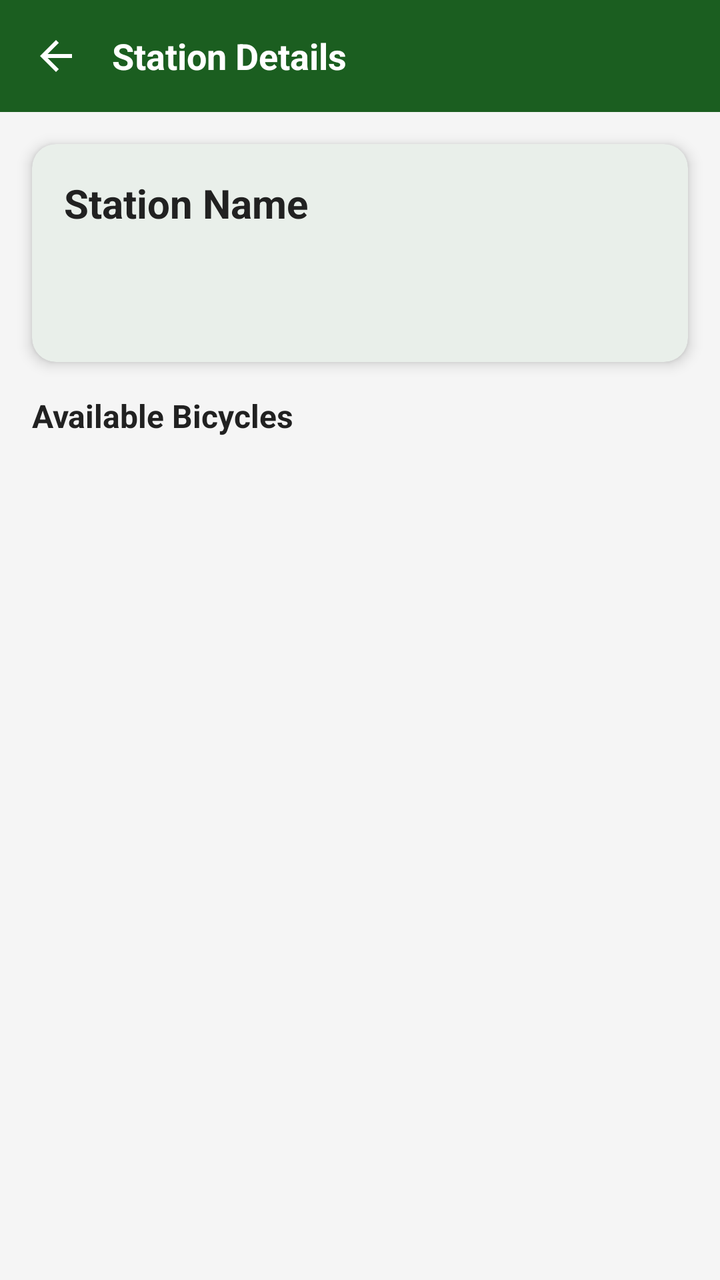
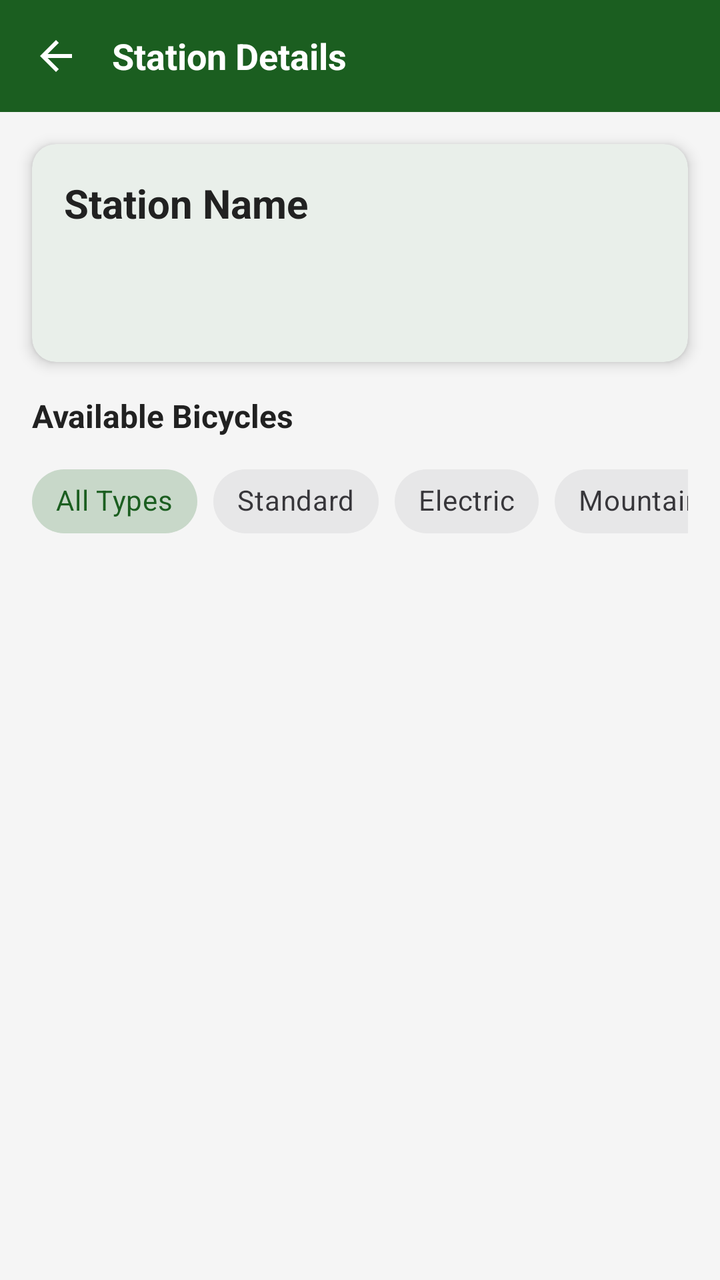

The first picture is an Android layout as it rendered before a commit; the second is the same layout after the commit. The layout source and the unified diff follow.
<!-- AndroidManifest.xml: application theme Theme.BicycleBookingApp -->
<!-- res/layout/fragment_station_detail.xml -->
<?xml version="1.0" encoding="utf-8"?>
<LinearLayout xmlns:android="http://schemas.android.com/apk/res/android"
    xmlns:app="http://schemas.android.com/apk/res-auto"
    android:layout_width="match_parent"
    android:layout_height="match_parent"
    android:background="@color/colorBackground"
    android:orientation="vertical">

    
    <LinearLayout
        android:layout_width="match_parent"
        android:layout_height="56dp"
        android:background="@color/colorPrimary"
        android:gravity="center_vertical"
        android:orientation="horizontal"
        android:paddingStart="8dp"
        android:paddingEnd="16dp">

        <ImageView
            android:id="@+id/ivBack"
            android:layout_width="40dp"
            android:layout_height="40dp"
            android:src="@drawable/ic_back"
            android:contentDescription="Back"
            android:padding="8dp"
            android:tint="@color/white" />

        <TextView
            android:layout_width="0dp"
            android:layout_height="wrap_content"
            android:layout_weight="1"
            android:layout_marginStart="8dp"
            android:text="Station Details"
            android:textColor="@color/white"
            android:textSize="18sp"
            android:textStyle="bold" />
    </LinearLayout>

    
    <com.google.android.material.card.MaterialCardView
        style="@style/CardStyle"
        android:layout_width="match_parent"
        android:layout_height="wrap_content"
        android:layout_margin="16dp">

        <LinearLayout
            android:layout_width="match_parent"
            android:layout_height="wrap_content"
            android:orientation="vertical"
            android:padding="16dp">

            <TextView
                android:id="@+id/tvStationName"
                android:layout_width="wrap_content"
                android:layout_height="wrap_content"
                android:text="Station Name"
                android:textColor="@color/colorTextPrimary"
                android:textSize="20sp"
                android:textStyle="bold" />

            <TextView
                android:id="@+id/tvAddress"
                android:layout_width="wrap_content"
                android:layout_height="wrap_content"
                android:layout_marginTop="4dp"
                android:textColor="@color/colorTextSecondary"
                android:textSize="14sp" />

            <TextView
                android:id="@+id/tvAvailableCount"
                android:layout_width="wrap_content"
                android:layout_height="wrap_content"
                android:layout_marginTop="8dp"
                android:textColor="@color/colorAvailable"
                android:textSize="14sp"
                android:textStyle="bold" />
        </LinearLayout>
    </com.google.android.material.card.MaterialCardView>

    <TextView
        android:layout_width="wrap_content"
        android:layout_height="wrap_content"
        android:layout_marginStart="16dp"
        android:layout_marginBottom="8dp"
        android:text="Available Bicycles"
        android:textColor="@color/colorTextPrimary"
        android:textSize="16sp"
        android:textStyle="bold" />

    <ProgressBar
        android:id="@+id/progressBar"
        android:layout_width="wrap_content"
        android:layout_height="wrap_content"
        android:layout_gravity="center_horizontal"
        android:visibility="gone" />

    <TextView
        android:id="@+id/tvNoBicycles"
        android:layout_width="match_parent"
        android:layout_height="wrap_content"
        android:gravity="center"
        android:padding="32dp"
        android:text="@string/error_no_bicycles"
        android:textColor="@color/colorTextSecondary"
        android:textSize="14sp"
        android:visibility="gone" />

    <androidx.recyclerview.widget.RecyclerView
        android:id="@+id/rvBicycles"
        android:layout_width="match_parent"
        android:layout_height="0dp"
        android:layout_weight="1"
        android:clipToPadding="false"
        android:paddingStart="8dp"
        android:paddingEnd="8dp"
        android:paddingBottom="16dp" />

</LinearLayout>
<!-- resources referenced by this layout -->
<resources>
  <color name="colorAvailable">#4CAF50</color>
  <color name="colorBackground">#F5F5F5</color>
  <color name="colorPrimary">#1B5E20</color>
  <color name="colorTextPrimary">#212121</color>
  <color name="colorTextSecondary">#757575</color>
  <color name="white">#FFFFFFFF</color>
  <!-- drawable ic_back (drawable) -->
  <?xml version="1.0" encoding="utf-8"?>
  <vector xmlns:android="http://schemas.android.com/apk/res/android"
      android:width="24dp"
      android:height="24dp"
      android:viewportWidth="24"
      android:viewportHeight="24">
      <path
          android:fillColor="@android:color/black"
          android:pathData="M20,11H7.83l5.59,-5.59L12,4l-8,8 8,8 1.41,-1.41L7.83,13H20v-2z" />
  </vector>
  <string name="error_no_bicycles">No bicycles available at this station</string>
  <style name="CardStyle" parent="Widget.Material3.CardView.Elevated">
          <item name="cardCornerRadius">12dp</item>
          <item name="cardElevation">4dp</item>
          <item name="cardBackgroundColor">@color/colorCardBackground</item>
      </style>
  <style name="Theme.BicycleBookingApp" parent="Base.Theme.BicycleBookingApp" />
  <color name="colorCardBackground">#FFFFFF</color>
  <style name="Base.Theme.BicycleBookingApp" parent="Theme.Material3.Light.NoActionBar">
          <item name="colorPrimary">@color/colorPrimary</item>
          <item name="colorPrimaryVariant">@color/colorPrimaryDark</item>
          <item name="colorOnPrimary">@color/white</item>
          <item name="colorSecondary">@color/colorAccent</item>
          <item name="colorOnSecondary">@color/white</item>
          <item name="android:colorBackground">@color/colorBackground</item>
          <item name="colorSurface">@color/colorSurface</item>
          <item name="android:statusBarColor">@color/colorPrimary</item>
          <item name="android:navigationBarColor">@color/white</item>
      </style>
  <color name="colorPrimaryDark">#003300</color>
  <color name="colorAccent">#FF6F00</color>
  <color name="colorSurface">#FFFFFF</color>
</resources>

<!-- the commit's change to res/layout/fragment_station_detail.xml (unified diff, before → after) -->
@@ -87,6 +87,52 @@
         android:textSize="16sp"
         android:textStyle="bold" />
 
+    
+    <HorizontalScrollView
+        android:layout_width="match_parent"
+        android:layout_height="wrap_content"
+        android:layout_marginHorizontal="16dp"
+        android:layout_marginBottom="8dp"
+        android:scrollbars="none">
+
+        <com.google.android.material.chip.ChipGroup
+            android:id="@+id/chipGroupBicycleType"
+            android:layout_width="wrap_content"
+            android:layout_height="wrap_content"
+            app:singleSelection="true">
+
+            <com.google.android.material.chip.Chip
+                android:id="@+id/chipAll"
+                style="@style/Widget.MaterialComponents.Chip.Choice"
+                android:layout_width="wrap_content"
+                android:layout_height="wrap_content"
+                android:checked="true"
+                android:text="All Types" />
+
+            <com.google.android.material.chip.Chip
+                android:id="@+id/chipStandard"
+                style="@style/Widget.MaterialComponents.Chip.Choice"
+                android:layout_width="wrap_content"
+                android:layout_height="wrap_content"
+                android:text="Standard" />
+
+            <com.google.android.material.chip.Chip
+                android:id="@+id/chipElectric"
+                style="@style/Widget.MaterialComponents.Chip.Choice"
+                android:layout_width="wrap_content"
+                android:layout_height="wrap_content"
+                android:text="Electric" />
+
+            <com.google.android.material.chip.Chip
+                android:id="@+id/chipMountain"
+                style="@style/Widget.MaterialComponents.Chip.Choice"
+                android:layout_width="wrap_content"
+                android:layout_height="wrap_content"
+                android:text="Mountain" />
+
+        </com.google.android.material.chip.ChipGroup>
+    </HorizontalScrollView>
+
     <ProgressBar
         android:id="@+id/progressBar"
         android:layout_width="wrap_content"
@@ -94,16 +140,32 @@
         android:layout_gravity="center_horizontal"
         android:visibility="gone" />
 
-    <TextView
-        android:id="@+id/tvNoBicycles"
+    <LinearLayout
+        android:id="@+id/layoutEmpty"
         android:layout_width="match_parent"
         android:layout_height="wrap_content"
         android:gravity="center"
+        android:orientation="vertical"
         android:padding="32dp"
-        android:text="@string/error_no_bicycles"
-        android:textColor="@color/colorTextSecondary"
-        android:textSize="14sp"
-        android:visibility="gone" />
+        android:visibility="gone">
+
+        <TextView
+            android:id="@+id/tvNoBicycles"
+            android:layout_width="wrap_content"
+            android:layout_height="wrap_content"
+            android:gravity="center"
+            android:text="@string/error_no_bicycles"
+            android:textColor="@color/colorTextSecondary"
+            android:textSize="14sp" />
+
+        <com.google.android.material.button.MaterialButton
+            android:id="@+id/btnRetryBicycles"
+            style="@style/SecondaryButton"
+            android:layout_width="wrap_content"
+            android:layout_height="wrap_content"
+            android:layout_marginTop="12dp"
+            android:text="Refresh Availability" />
+    </LinearLayout>
 
     <androidx.recyclerview.widget.RecyclerView
         android:id="@+id/rvBicycles"
<!-- resource entries referenced after the edit -->
@@ -23,6 +23,12 @@
           <item name="cardElevation">4dp</item>
           <item name="cardBackgroundColor">@color/colorCardBackground</item>
       </style>
+  <style name="SecondaryButton" parent="Widget.Material3.Button.OutlinedButton">
+          <item name="strokeColor">@color/colorPrimary</item>
+          <item name="android:textColor">@color/colorPrimary</item>
+          <item name="cornerRadius">8dp</item>
+          <item name="android:textSize">16sp</item>
+      </style>
   <style name="Theme.BicycleBookingApp" parent="Base.Theme.BicycleBookingApp" />
   <color name="colorCardBackground">#FFFFFF</color>
   <style name="Base.Theme.BicycleBookingApp" parent="Theme.Material3.Light.NoActionBar">
